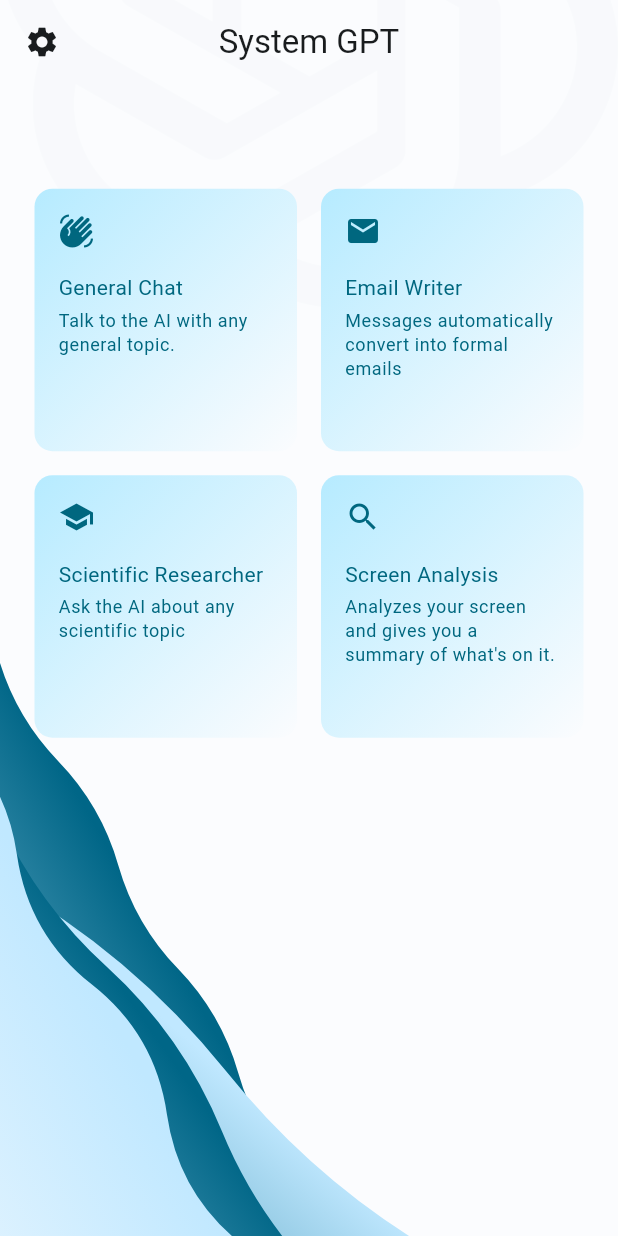
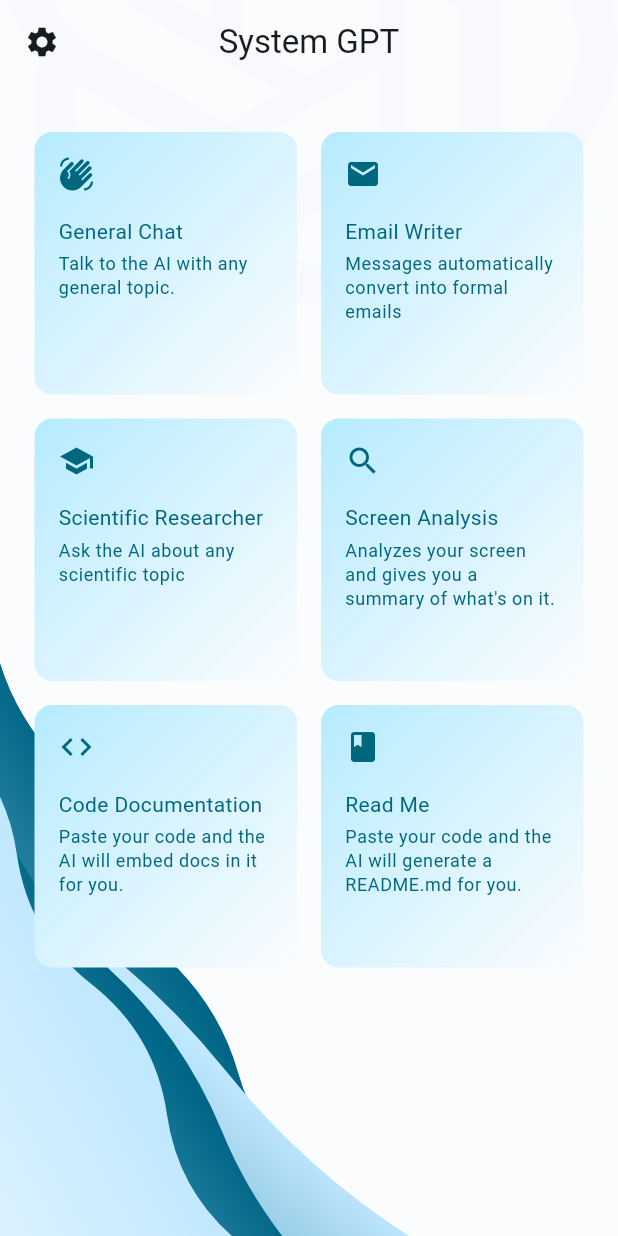
Before and after one commit to SaadArdati/pocket_gpt, a Flutter app: the HomeScreen screen opened by its route, after a tap on "General Chat", after a tap on the "mic" icon, after a tap on the "arrow upward" icon, on a phone screen of 412 x 824 dp. Run offline on Flutter 3.47's test engine with Material 2 defaults, Android fonts, the phone set to English and light mode, and no system bars; our stand-ins replace bubble, equatable, flutter_markdown, go_router, google_fonts, hive and 4 more; missing offline and left inert: dart_openai, flutter_highlighter, highlighter, markdown, screen_retriever, system_tray and 1 more; accounts and stored records are empty; network calls fail; statements that could not run were skipped.

Commit message:
Make HomeScreen cards scrollable. Fix another transition issue. Add Code Documentation & ReadMe Gen cards.

```diff
--- a/lib/gpt_manager.dart
+++ b/lib/gpt_manager.dart
@@ -52,6 +52,16 @@ enum ChatType {
     'Screen Analysis',
     Icons.search,
     "Analyzes your screen and gives you a summary of what's on it.",
+  ),
+  documentCode(
+    'Code Documentation',
+    Icons.code,
+    'Paste your code and the AI will embed docs in it for you.',
+  ),
+  readMe(
+    'Read Me',
+    Icons.book,
+    'Paste your code and the AI will generate a README.md for you.',
   );
 
   final String label;
@@ -245,7 +255,8 @@ class GPTManager extends ChangeNotifier {
 
   void saveChat() {
     box.put(history, {
-      for (final chat in chatHistory.entries) chat.key: chat.value.toJson(),
+      for (final MapEntry<String, Chat> chat in chatHistory.entries)
+        chat.key: chat.value.toJson(),
     });
   }
 
@@ -286,11 +297,31 @@ class GPTManager extends ChangeNotifier {
               ' specifically if there is nothing obvious.',
           role: Role.system,
         );
+      case ChatType.documentCode:
+        return ChatMessage.simple(
+          text: 'Try to embed code high quality, clean, and concise code docs '
+              'into any code the user sends. If the programming language is not'
+              'obvious, ask the user for it.',
+          role: Role.system,
+        );
+      case ChatType.readMe:
+        return ChatMessage.simple(
+          text: 'Analyze all of the user\'s code and try to write a README.md.'
+              'Ask the user for a template. If there is no template, try to do it'
+              ' yourself.',
+          role: Role.system,
+        );
     }
   }
 
+  bool needsExtendedContext() {
+    return currentChat!.type == ChatType.documentCode ||
+        currentChat!.type == ChatType.scientific ||
+        currentChat!.type == ChatType.readMe;
+  }
+
   /// Not clean. But it's the most optimized way to do it.
-  void sendMessage(String message) {
+  void sendMessage(String message, {required bool generateResponse}) {
     final ChatMessage userMsg = ChatMessage.simple(
       text: message.trim(),
       role: Role.user,
@@ -300,7 +331,9 @@ class GPTManager extends ChangeNotifier {
     saveChat();
     notifyListeners();
 
-    _generate();
+    if (generateResponse) {
+      _generate();
+    }
   }
 
   void _generate() {
@@ -308,7 +341,7 @@ class GPTManager extends ChangeNotifier {
 
     final Stream<OpenAIStreamChatCompletionModel> stream =
         OpenAI.instance.chat.createStream(
-      model: 'gpt-4',
+      model: needsExtendedContext() ? 'gpt-4-0314' : 'gpt-4',
       messages: [
         ChatMessage.simple(
           text: "You are PocketGPT, living in the user's system tray for easy"
--- a/lib/main.dart
+++ b/lib/main.dart
@@ -221,7 +221,6 @@ class _PocketGPTState extends State<PocketGPT> with WindowListener {
                 if (fromParam == '/chat') {
                   comesFrom = AxisDirection.up;
                 }
-                extra.clear();
               }
 
               return CustomTransitionPage(
@@ -257,7 +256,6 @@ class _PocketGPTState extends State<PocketGPT> with WindowListener {
                   (chatType) => chatType.name == typeParam,
                 );
                 child = ChatScreenWrapper(type: type);
-                extra.clear();
               }
 
               return CustomTransitionPage(
--- a/lib/screens/chat_screen.dart
+++ b/lib/screens/chat_screen.dart
@@ -356,7 +356,7 @@ class _UserInteractionRegionState extends State<UserInteractionRegion> {
     onKey: (FocusNode node, RawKeyEvent evt) {
       if (!evt.isShiftPressed && evt.logicalKey == LogicalKeyboardKey.enter) {
         if (evt is RawKeyDownEvent) {
-          triggerSend(node.context!);
+          triggerSend(node.context!, generateResponse: true);
         }
         return KeyEventResult.handled;
       } else {
@@ -367,11 +367,11 @@ class _UserInteractionRegionState extends State<UserInteractionRegion> {
 
   final TextEditingController textController = TextEditingController();
 
-  void triggerSend(BuildContext context) {
+  void triggerSend(BuildContext context, {required bool generateResponse}) {
     if (!Form.of(context).validate()) return;
 
     final GPTManager gpt = context.read<GPTManager>();
-    gpt.sendMessage(textController.text);
+    gpt.sendMessage(textController.text, generateResponse: generateResponse);
     textController.clear();
     setState(() {});
   }
@@ -398,7 +398,8 @@ class _UserInteractionRegionState extends State<UserInteractionRegion> {
           child: SafeArea(
             top: false,
             child: ConstrainedBox(
-              constraints: const BoxConstraints(maxWidth: 800, minHeight: 56, maxHeight: 56),
+              constraints: const BoxConstraints(
+                  maxWidth: 800, minHeight: 56),
               child: AnimatedSwitcher(
                 duration: const Duration(milliseconds: 300),
                 switchOutCurve: Curves.easeOutQuart,
@@ -449,7 +450,7 @@ class _UserInteractionRegionState extends State<UserInteractionRegion> {
                               child: TextFormField(
                                 controller: textController,
                                 focusNode: focusNode,
-                                maxLength: 1000,
+                                maxLength: 10000,
                                 maxLengthEnforcement:
                                     MaxLengthEnforcement.enforced,
                                 textInputAction: TextInputAction.newline,
@@ -465,7 +466,10 @@ class _UserInteractionRegionState extends State<UserInteractionRegion> {
                                 onChanged: (_) {
                                   setState(() {});
                                 },
-                                onFieldSubmitted: (_) => triggerSend(context),
+                                onFieldSubmitted: (_) => triggerSend(
+                                  context,
+                                  generateResponse: true,
+                                ),
                                 style: context.textTheme.bodyMedium?.copyWith(
                                   color:
                                       context.colorScheme.onSecondaryContainer,
@@ -505,15 +509,39 @@ class _UserInteractionRegionState extends State<UserInteractionRegion> {
                             ),
                           ),
                           const SizedBox(width: 8),
-                          IconButton(
-                            tooltip: textController.text.isEmpty
-                                ? 'Start recording'
-                                : 'Send message',
-                            onPressed: () => triggerSend(context),
-                            icon: Icon(
-                              textController.text.isEmpty
-                                  ? Icons.mic
-                                  : Icons.send,
+                          Container(
+                            decoration: const BoxDecoration(
+                              color: Colors.transparent,
+                              shape: BoxShape.circle,
+                            ),
+                            clipBehavior: Clip.antiAlias,
+                            child: Material(
+                              color: Colors.transparent,
+                              child: Tooltip(
+                                message: textController.text.isEmpty
+                                    ? 'Start recording'
+                                    : 'Send message',
+                                child: InkWell(
+                                  onTap: () => triggerSend(
+                                    context,
+                                    generateResponse: true,
+                                  ),
+                                  onLongPress: () {
+                                    triggerSend(
+                                      context,
+                                      generateResponse: false,
+                                    );
+                                  },
+                                  child: Padding(
+                                    padding: const EdgeInsets.all(12),
+                                    child: Icon(
+                                      textController.text.isEmpty
+                                          ? Icons.mic
+                                          : Icons.send,
+                                    ),
+                                  ),
+                                ),
+                              ),
                             ),
                           ),
                         ],
--- a/lib/screens/home_screen.dart
+++ b/lib/screens/home_screen.dart
@@ -95,13 +95,10 @@ class _HomeScreenState extends State<HomeScreen> {
             ),
         ],
       ),
-      body: Column(
-        crossAxisAlignment: CrossAxisAlignment.stretch,
+      body: ListView(
+        padding: const EdgeInsets.symmetric(vertical: 32),
         children: [
-          const Spacer(),
-          Expanded(
-            flex: 10,
-            child: Align(
+          Align(
             alignment: Alignment.topCenter,
             child: Wrap(
               spacing: 16,
@@ -111,7 +108,6 @@ class _HomeScreenState extends State<HomeScreen> {
               children: [
                 ...ChatType.values.map((type) => GPTCard(type: type))
               ],
-              ),
             ),
           ),
         ],
--- a/lib/wave_background.dart
+++ b/lib/wave_background.dart
@@ -5,35 +5,36 @@ import 'dart:ui' as ui;
 
 import 'theme_extensions.dart';
 
-/// Configures a new wave.
+/// A wave representing multiple properties such as intensity, frequency,
+/// and colors.
+///
+/// [Wave] is used to define on-screen wave patterns and characteristics.
 class Wave {
-  /// The amount of pixels the wave extends and contracts up and down.
+  /// The vertical oscillation in pixels.
   final double intensity;
 
-  /// The amount bumps the wave has.
+  /// The number of wave peaks.
   final double frequency;
 
-  /// The amount of pixels the wave should be pushed in towards the center
-  /// of the screen.
+  /// The horizontal offset in pixels towards the center of the screen.
   final double gravity;
 
-  /// The color that washes the wave perpendicularly from the peaks.
+  /// The color at the peak of the wave.
   final Color startColor;
 
-  /// The color that washes the wave perpendicularly from the troughs.
+  /// The color at the trough of the wave.
   final Color endColor;
 
-  /// The height of the square that makes up the entire area below the wave.
-  /// This is used to control the strength of the gradients.
+  /// The height of the wave's bounding box to control gradient strength.
   final double depth;
 
-  /// The rotation of the wave in radians.
+  /// The wave's rotation angle in radians.
   final double rotation;
 
-  /// Whether the wave should glide in the opposite direction.
+  /// Whether the wave should move in the opposite direction.
   final bool reverseDirection;
 
-  /// Creates a new wave.
+  /// Creates a new [Wave] with the given properties.
   const Wave({
     required this.intensity,
     required this.frequency,
@@ -46,10 +47,17 @@ class Wave {
   });
 }
 
+/// A widget that animates a set of [Wave] instances to create a wavy
+/// background.
 class WaveBackground extends ImplicitlyAnimatedWidget {
+  /// The list of [Wave] instances to render.
   final List<Wave> waves;
+
+  /// The horizontal motion of the wave.
   final double waveMotion;
 
+  /// Creates a [WaveBackground] instance with the provided list of waves and
+  /// animation settings.
   const WaveBackground({
     super.key,
     required super.duration,
@@ -63,6 +71,7 @@ class WaveBackground extends ImplicitlyAnimatedWidget {
       _FancyBackgroundState();
 }
 
+/// Manages the state of the [WaveBackground] widget.
 class _FancyBackgroundState
     extends ImplicitlyAnimatedWidgetState<WaveBackground> {
   Tween<double>? _waveMotion;
@@ -91,6 +100,7 @@ class _FancyBackgroundState
   }
 }
 
+/// A custom painter that renders a set of [Wave] instances onto the canvas.
 class FancyBackgroundPainter extends CustomPainter {
   final Color primaryColor;
   final Color secondaryColor;
@@ -99,6 +109,10 @@ class FancyBackgroundPainter extends CustomPainter {
   final List<Wave> waves;
   final Map<Wave, Paint> wavePaint;
 
+  /// Initializes properties for the [FancyBackgroundPainter].
+  ///
+  /// Takes in the primary and secondary colors, overlay color,
+  /// horizontal wave motion, and list of waves to render.
   FancyBackgroundPainter({
     required this.primaryColor,
     required this.secondaryColor,
@@ -125,6 +139,7 @@ class FancyBackgroundPainter extends CustomPainter {
 
     canvas.translate(size.width / 2, size.height / 2);
 
+    // Render each wave and apply transformations
     for (final Wave wave in waves) {
       final Path path = genCurvePath(
         depth: 300,
@@ -133,20 +148,18 @@ class FancyBackgroundPainter extends CustomPainter {
         waveExtent: waveExtent,
       );
 
-      // Need to translate it towards the screen's edge, with respect to rotation
-      final double edgeX = cos(wave.rotation) * size.width / 2;
-      final double edgeY = sin(wave.rotation) * size.height / 2;
+      // Save canvas state
+      canvas.save();
 
-      canvas.translate(edgeX, edgeY);
-
-      // Apply the gravity towards the center.
-      final double gravX = cos(wave.rotation) * -wave.gravity;
-      final double gravY = sin(wave.rotation) * -wave.gravity;
-      canvas.translate(gravX, gravY);
-
+      // Apply wave transformations
+      canvas.translate(cos(wave.rotation) * size.width / 2,
+          sin(wave.rotation) * size.height / 2);
+      canvas.translate(cos(wave.rotation) * -wave.gravity,
+          sin(wave.rotation) * -wave.gravity);
       canvas.rotate(wave.rotation);
       canvas.rotate(-pi / 2);
 
+      // Draw wave
       drawCurvedPath(
         path: path,
         canvas: canvas,
@@ -156,15 +169,19 @@ class FancyBackgroundPainter extends CustomPainter {
         reverse: wave.reverseDirection,
       );
 
-      canvas.rotate(pi / 2);
-      canvas.rotate(-wave.rotation);
-      canvas.translate(-gravX, -gravY);
-      canvas.translate(-edgeX, -edgeY);
+      // Restore canvas state
+      canvas.restore();
     }
-
-    canvas.translate(-size.width / 2, -size.height / 2);
   }
 
+  /// Draws a curved path with a waving motion effect on [canvas].
+  ///
+  /// [path] The Path to draw.
+  /// [waveExtent] The extent of the wave motion effect.
+  /// [canvas] The Canvas on which to draw the curved path.
+  /// [size] The size of the canvas.
+  /// [paint] The Paint object to use for drawing.
+  /// [reverse] Whether to reverse the direction of the wave motion effect. Defaults to false.
   void drawCurvedPath({
     required Path path,
     required double waveExtent,
@@ -183,22 +200,37 @@ class FancyBackgroundPainter extends CustomPainter {
     canvas.translate(waveExtent / 2, 0);
   }
 
+  /// [depth] The height of the generated wave.
+  /// [frequency] The number of complete waves in the path.
+  /// [waveExtent] The width of the wave.
+  /// [intensity] Multiplication factor to control wave intensity.
+  /// [returns] A [Path] object containing the generated wave.
   Path genCurvePath({
     required double depth,
     required double frequency,
     required double waveExtent,
     required double intensity,
   }) {
+    // Initialize path object and set initial position.
     final path = Path()..moveTo(0, depth);
+
+    // Loop through each wave segment in the path.
     for (int i = 0; i < frequency; i++) {
+      // Determine if the current wave segment is even or odd.
       final bool isEven = i % 2 == 0;
       final double x = waveExtent * (i / frequency);
+
+      // Move the path to the initial position if it's the first wave segment.
       if (i == 0) {
         path.moveTo(x, 0);
         continue;
       }
+
+      // Calculate the previous and half-point positions of the path.
       final double prevX = waveExtent * ((i - 1) / frequency);
       final double halfX = (x + prevX) / 2.0;
+
+      // Add a quadratic bezier curve segment to the path.
       path.quadraticBezierTo(
         halfX,
         intensity * (isEven ? 1 : -1),
@@ -206,6 +238,8 @@ class FancyBackgroundPainter extends CustomPainter {
         0,
       );
     }
+
+    // Complete the path by returning to the initial depth and closing the path.
     path.lineTo(waveExtent, depth);
     path.lineTo(0, depth);
     path.close();
```
Also changed, not shown: lib/gpt_manager.g.dart. Lines whose indentation alone changed are shown as unchanged.
